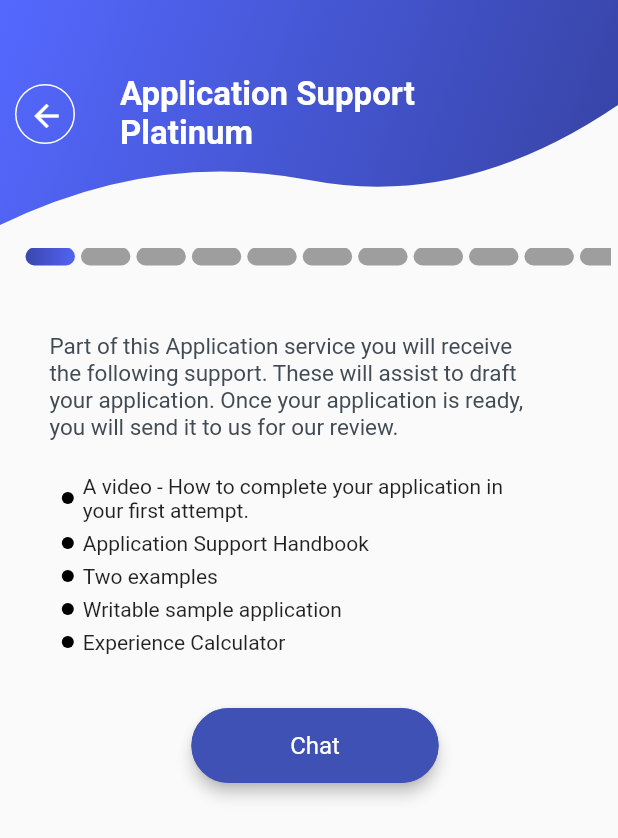
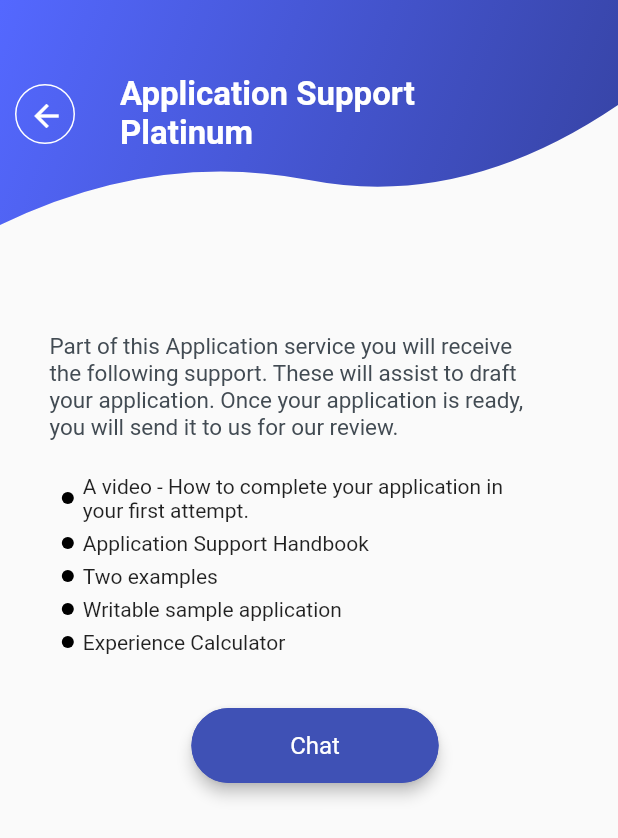
Before and after one commit to GTS-Infosoft-LLP/pgmp4u_gts, a Flutter app: the ApplicationSupportPage screen opened directly, on a phone screen of 412 x 824 dp. Shown: the top 838 px of the screen. Run offline on Flutter 3.47's test engine with Material 2 defaults, Android fonts, the light colour scheme and no system bars; our stand-ins replace cached_network_image, cloud_firestore, connectivity_plus, firebase_auth, firebase_core, firebase_database and 20 more; missing offline and left inert: fijkplayer, flutter_inappwebview, razorpay_flutter, syncfusion_flutter_core, syncfusion_flutter_pdfviewer, the_apple_sign_in; accounts and stored records are empty; generated files the repository leaves out were written again; Roboto replaces fonts that are missing (NunitoSans, Raleway).

Commit message:
canelled status done

```diff
--- a/lib/Screens/MockTest/model/courseModel.dart
+++ b/lib/Screens/MockTest/model/courseModel.dart
@@ -35,6 +35,9 @@ class CourseDetails implements DropDownModel {
   @HiveField(12)
   List Mocktests;
 
+  @HiveField(13)
+  int isCancelSubscription;
+
   CourseDetails();
 
   CourseDetails.fromjson(Map<String, dynamic> json) {
@@ -51,6 +54,7 @@ class CourseDetails implements DropDownModel {
     isJoinNotification = json["isJoinNotification"];
     subscriptionType = json["subscriptionType"];
     Mocktests = json["Mocktests"];
+        isCancelSubscription = json["isCancelSubscription"];
   }
 
   @override
--- a/lib/Screens/home_view/application_support.dart
+++ b/lib/Screens/home_view/application_support.dart
@@ -122,6 +122,7 @@ class _ApplicationSupportPageState extends State<ApplicationSupportPage> {
                     padding: const EdgeInsets.only(top: 40.0, left: 10, right: 10),
                     child: PageView.builder(
                         controller: pageController,
+                        itemCount: 1,
                         onPageChanged: (index) {
                           setState(() {
                             colorIndex = index;
@@ -145,41 +146,41 @@ class _ApplicationSupportPageState extends State<ApplicationSupportPage> {
                                 );
                         }),
                   ),
-                  Padding(
-                    padding: const EdgeInsets.symmetric(horizontal: 5.0, vertical: 5),
-                    child: Container(
-                      margin: const EdgeInsets.only(left: 10.0),
-                      height: 12,
-                      child: ListView.builder(
-                          // itemCount: 15,
-                          controller: scrollController,
-                          scrollDirection: Axis.horizontal,
-                          itemBuilder: (context, index) {
-                            return Padding(
-                              padding: const EdgeInsets.symmetric(horizontal: 2.0),
-                              child: Container(
-                                decoration: BoxDecoration(
-                                    borderRadius: BorderRadius.all(Radius.circular(20)),
-                                    gradient: index <= colorIndex
-                                        ? LinearGradient(
-                                            colors: [Color(0xff3A47AD), Color(0xff5163F3)],
-                                            begin: const FractionalOffset(0.0, 0.0),
-                                            end: const FractionalOffset(1.0, 0.0),
-                                            stops: [0.0, 1.0],
-                                            tileMode: TileMode.clamp)
-                                        : LinearGradient(
-                                            colors: [
-                                              Colors.grey,
-                                              Colors.grey,
-                                            ],
-                                          )),
-                                height: 10,
-                                width: MediaQuery.of(context).size.width * .08,
-                              ),
-                            );
-                          }),
-                    ),
-                  )
+                  // Padding(
+                  //   padding: const EdgeInsets.symmetric(horizontal: 5.0, vertical: 5),
+                  //   child: Container(
+                  //     margin: const EdgeInsets.only(left: 10.0),
+                  //     height: 12,
+                  //     child: ListView.builder(
+                  //         // itemCount: 15,
+                  //         controller: scrollController,
+                  //         scrollDirection: Axis.horizontal,
+                  //         itemBuilder: (context, index) {
+                  //           return Padding(
+                  //             padding: const EdgeInsets.symmetric(horizontal: 2.0),
+                  //             child: Container(
+                  //               decoration: BoxDecoration(
+                  //                   borderRadius: BorderRadius.all(Radius.circular(20)),
+                  //                   gradient: index <= colorIndex
+                  //                       ? LinearGradient(
+                  //                           colors: [Color(0xff3A47AD), Color(0xff5163F3)],
+                  //                           begin: const FractionalOffset(0.0, 0.0),
+                  //                           end: const FractionalOffset(1.0, 0.0),
+                  //                           stops: [0.0, 1.0],
+                  //                           tileMode: TileMode.clamp)
+                  //                       : LinearGradient(
+                  //                           colors: [
+                  //                             Colors.grey,
+                  //                             Colors.grey,
+                  //                           ],
+                  //                         )),
+                  //               height: 10,
+                  //               width: MediaQuery.of(context).size.width * .08,
+                  //             ),
+                  //           );
+                  //         }),
+                  //   ),
+                  // )
                 ],
               ),
             ),
```
Also changed, not shown: lib/Screens/home_view/flash_card_item.dart (+4 -6 lines), lib/Screens/home_view/home.dart (+10 -2 lines), lib/Screens/MockTest/model/courseModel.g.dart.
